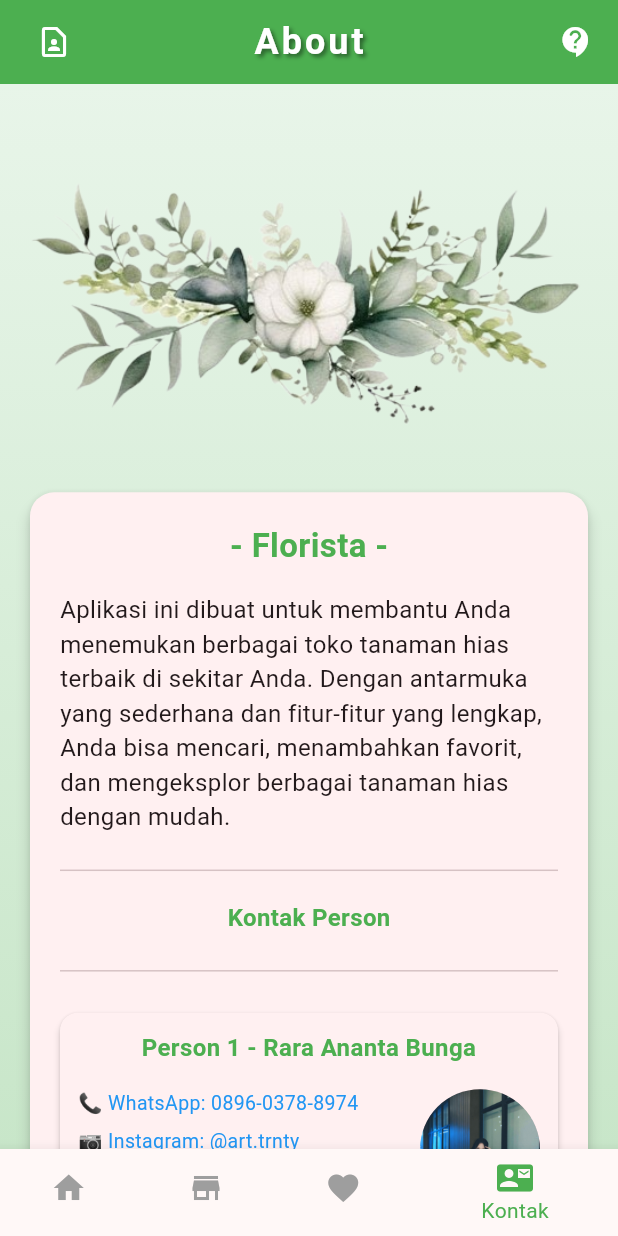
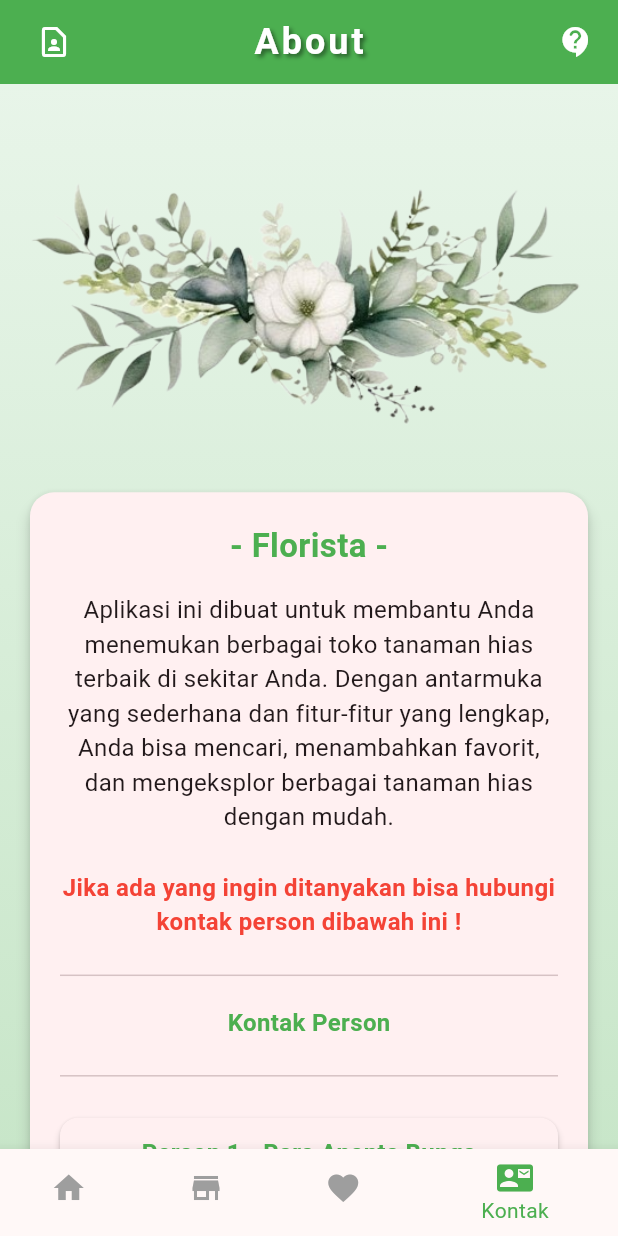
Before and after one commit to art-trnty/Florista, a Flutter app: the screen it shows once a user with an empty profile is signed in, item 4 of the bottom bar chosen, on a phone screen of 412 x 824 dp. Run offline on Flutter 3.47's test engine with Material 3 defaults, Android fonts, the phone set to English and light mode, and no system bars; our stand-ins replace cloud_firestore, firebase_auth, firebase_core, flutter_spinkit, geocoding, geolocator and 2 more; missing offline and left inert: firebase_app_check; accounts and stored records are empty.

Commit message:
Update files

```diff
--- a/lib/AddPostScreen.dart
+++ b/lib/AddPostScreen.dart
@@ -167,7 +167,7 @@ class _AddPostScreenState extends State<AddPostScreen> {
       appBar: AppBar(
         backgroundColor: Colors.green,
         centerTitle: true,
-        iconTheme: const IconThemeData(color: Colors.white), // Icon back putih
+        iconTheme: const IconThemeData(color: Colors.white),
         title: const Text(
           'Add Store',
           style: TextStyle(
--- a/lib/AddProductScreen.dart
+++ b/lib/AddProductScreen.dart
@@ -77,7 +77,7 @@ class _AddProductScreenState extends State<AddProductScreen> {
       appBar: AppBar(
         backgroundColor: Colors.green,
         centerTitle: true,
-        iconTheme: const IconThemeData(color: Colors.white), // Icon back putih
+        iconTheme: const IconThemeData(color: Colors.white),
         title: const Text(
           'Add Product',
           style: TextStyle(
--- a/lib/screens/AdditionalFeaturesScreen/AboutAppScreen.dart
+++ b/lib/screens/AdditionalFeaturesScreen/AboutAppScreen.dart
@@ -52,7 +52,6 @@ class _AboutAppScreenState extends State<AboutAppScreen> {
       });
       await Future.wait([_loadFavoriteStores(uid), _fetchStores()]);
     }
-
     setState(() {
       _isLoading = false;
     });
@@ -328,9 +327,7 @@ class _AboutAppScreenState extends State<AboutAppScreen> {
                       SizedBox(height: 5),
                       Image.asset(
                         'assets/Additional/backgroundAboutApp.png',
-                        height:
-                            MediaQuery.of(context).size.height *
-                            0.3, // Lebih proporsional
+                        height: MediaQuery.of(context).size.height * 0.3,
                         width: double.infinity,
                         fit: BoxFit.cover,
                       ),
@@ -355,6 +352,17 @@ class _AboutAppScreenState extends State<AboutAppScreen> {
                               const Text(
                                 'Aplikasi ini dibuat untuk membantu Anda menemukan berbagai toko tanaman hias terbaik di sekitar Anda. Dengan antarmuka yang sederhana dan fitur-fitur yang lengkap, Anda bisa mencari, menambahkan favorit, dan mengeksplor berbagai tanaman hias dengan mudah.',
                                 style: TextStyle(fontSize: 16),
+                                textAlign: TextAlign.center,
+                              ),
+                              const SizedBox(height: 24),
+                              const Text(
+                                'Jika ada yang ingin ditanyakan bisa hubungi kontak person dibawah ini !',
+                                style: TextStyle(
+                                  fontSize: 16,
+                                  color: Colors.red,
+                                  fontWeight: FontWeight.bold,
+                                ),
+                                textAlign: TextAlign.center,
                               ),
                               const SizedBox(height: 16),
                               const Divider(),
@@ -379,7 +387,7 @@ class _AboutAppScreenState extends State<AboutAppScreen> {
                                 facebook: "art.trnty",
                                 email: "rara.anantabunga03@gmail.com",
                                 address: "Jl. H Sanusi No.3231, Suka Bangun",
-                                imagePath: "assets/Additional/art.trnty.jpeg",
+                                imagePath: "assets/User/art.trnty.jpeg",
                               ),
                               buildContactCard(
                                 name: "Person 2 - Revina Trisna Aini",
@@ -388,7 +396,7 @@ class _AboutAppScreenState extends State<AboutAppScreen> {
                                 facebook: "revina.trisnaaini.9",
                                 email: "trisnaainirevina@gmail.com",
                                 address: "Jln. Mayor zen, Kota Palembang",
-                                imagePath: "assets/Additional/Revina.jpg",
+                                imagePath: "assets/User/Revina.jpg",
                               ),
                               buildContactCard(
                                 name: "Person 3 - Komariah Wulandari",
@@ -398,7 +406,7 @@ class _AboutAppScreenState extends State<AboutAppScreen> {
                                 email:
                                     "komariahwulandari_2226240119@mhs.mdp.ac.id",
                                 address: "Jl. Perintis Kemerdekaan, Palembang",
-                                imagePath: "assets/Additional/wulann.jpg",
+                                imagePath: "assets/User/wulann.jpg",
                               ),
                               buildContactCard(
                                 name: "Person 4 - Nabila Salwa Zahrani",
@@ -408,7 +416,7 @@ class _AboutAppScreenState extends State<AboutAppScreen> {
                                 email:
                                     "nabilasalwazahrani_2226240133@mhs.mdp.ac.id",
                                 address: "Jl. Gersik, Kota Palembang, ",
-                                imagePath: "assets/Additional/nabila.jpg",
+                                imagePath: "assets/User/nabila.jpg",
                               ),
 
                               const SizedBox(height: 16),
--- a/lib/screens/AdditionalFeaturesScreen/ProfileDetailScreens.dart
+++ b/lib/screens/AdditionalFeaturesScreen/ProfileDetailScreens.dart
@@ -162,7 +162,7 @@ class _ProfileDetailScreenState extends State<ProfileDetailScreen> {
       appBar: AppBar(
         backgroundColor: Colors.green,
         centerTitle: true,
-        iconTheme: const IconThemeData(color: Colors.white), // Icon back putih
+        iconTheme: const IconThemeData(color: Colors.white),
         title: const Text(
           'Profile',
           style: TextStyle(
--- a/lib/screens/Product/EditProductScreen.dart
+++ b/lib/screens/Product/EditProductScreen.dart
@@ -132,7 +132,6 @@ class _EditProductScreenState extends State<EditProductScreen> {
                   return null;
                 },
               ),
-
               const SizedBox(height: 20),
               ElevatedButton(
                 onPressed: _updateProduct,
--- a/lib/screens/SignInScreen.dart
+++ b/lib/screens/SignInScreen.dart
@@ -127,7 +127,7 @@ class SignInScreenState extends State<SignInScreen> {
                         RichText(
                           text: TextSpan(
                             style: const TextStyle(
-                              fontSize: 16.0,
+                              fontSize: 14.0,
                               color: Colors.white,
                             ),
                             children: [
--- a/lib/widgets/StoreCard.dart
+++ b/lib/widgets/StoreCard.dart
@@ -29,7 +29,7 @@ class StoreCard extends StatelessWidget {
 
     return SizedBox(
       width: cardWidth,
-      height: 220, // Atur tinggi yang cukup (misalnya 220–250)
+      height: 220,
       child: Container(
         decoration: BoxDecoration(
           color: Colors.white,
```
Also changed, not shown: lib/screens/SignUpScreen.dart (+10 -7 lines), lib/widgets/ProductCard.dart (+2 -11 lines), pubspec.yaml (+6 -8 lines), assets/Additional/backgroundEditProfile.png (deleted), assets/Additional/backgroundOrderTransaction.png (deleted), assets/Additional/backgroundSign-Up.png (deleted), assets/Additional/profile.jpg (deleted), assets/User/Revina.jpg (renamed from assets/Additional/Revina.jpg), assets/User/art.trnty.jpeg (renamed from assets/Additional/art.trnty.jpeg), assets/User/nabila.jpg (renamed from assets/Additional/nabila.jpg), assets/User/wulann.jpg (renamed from assets/Additional/wulann.jpg), pubspec.lock.
